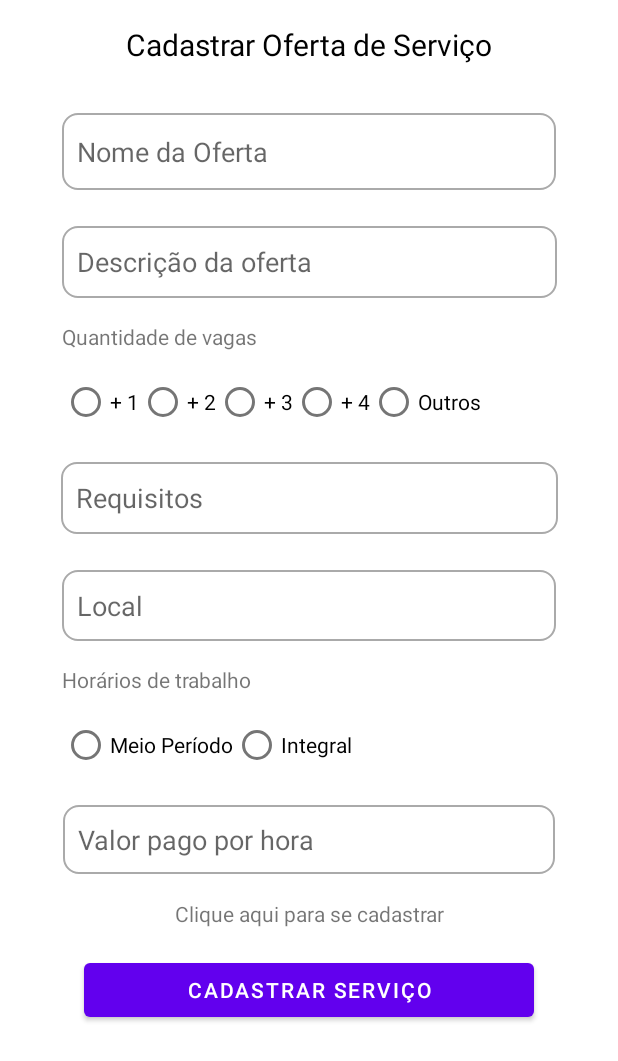
After one commit to Felipeecp/JobsApp, an Android app: the CadastroOfertaActivity screen opened directly, with no data from a screen before it, on a phone screen of 412 x 824 dp. The commit adds this screen. Shown: the top 1061 px of the screen. Run offline under Robolectric (Android 15) with nearby library versions, the phone set to English and light mode, and no system bars.

Commit message:
Adicionado tela de cadastro +  validação

```diff
--- /dev/null
+++ b/app/src/main/java/com/luiz/jobsapp/activity/CadastroOfertaActivity.java
@@ -0,0 +1,115 @@
+package com.luiz.jobsapp.activity;
+
+import android.content.DialogInterface;
+import android.os.Bundle;
+import android.text.TextUtils;
+import android.view.View;
+import android.widget.Button;
+import android.widget.EditText;
+import android.widget.RadioGroup;
+import android.widget.TextView;
+
+import androidx.appcompat.app.AlertDialog;
+import androidx.appcompat.app.AppCompatActivity;
+
+import com.luiz.jobsapp.R;
+
+public class CadastroOfertaActivity extends AppCompatActivity {
+    private EditText editNome, editDescricao, editLocal, editRequisitos, editValorPagoPorHora;
+    private Button btnCadastrar;
+    private RadioGroup radioGroupVagas;
+    private RadioGroup radioGroupPeriodo;
+    boolean camposValidos;
+
+    @Override
+    protected void onCreate(Bundle savedInstanceState) {
+        super.onCreate(savedInstanceState);
+        setContentView(R.layout.activity_cadastro_oferta);
+
+        inicializarComponentes();
+        btnCadastrar.setOnClickListener(new View.OnClickListener() {
+            @Override
+            public void onClick(View view) {
+                camposValidos = true;
+                validarCampos();
+                AlertDialog alertDialog = new AlertDialog.Builder(CadastroOfertaActivity.this).create();
+                if (camposValidos){
+
+                } else {
+                    mostrarErro("Isso aqui é JAVA", "Campos obrigatório não preenchidos." );
+
+                }
+
+            }
+        });
+    }
+
+
+
+    private void inicializarComponentes(){
+        editNome = findViewById(R.id.edi_nome_oferta);
+        editDescricao = findViewById(R.id.edi_descricao_oferta);
+        editRequisitos = findViewById(R.id.edi_requisitos);
+        editLocal = findViewById(R.id.edi_local);
+        editValorPagoPorHora = findViewById(R.id.valorSalario);
+
+        btnCadastrar = findViewById(R.id.btn_cadastrar_oferta);
+        radioGroupVagas = findViewById(R.id.rdgVagas);
+        radioGroupPeriodo = findViewById(R.id.rdgPeriodo);
+    }
+
+    private void validarCampos(){
+        if(TextUtils.isEmpty(editNome.getText().toString())){
+            editNome.setError("Digite o nome da serviço");
+            editNome.requestFocus();
+            camposValidos = false;
+        }
+        if(TextUtils.isEmpty(editDescricao.getText().toString())){
+            editDescricao.setError("Digite a descrição do serviço");
+            editDescricao.requestFocus();
+            camposValidos = false;
+        }
+        if(TextUtils.isEmpty(editLocal.getText().toString())){
+            editLocal.setError("Digite a localização do serviço");
+            editLocal.requestFocus();
+            camposValidos = false;
+        }
+
+        if(TextUtils.isEmpty(editValorPagoPorHora.getText().toString())){
+            editValorPagoPorHora.setError("Se deixar em aberto digite: combinar");
+            editValorPagoPorHora.requestFocus();
+            camposValidos = false;
+        }
+
+        int itemRadioGroupVagasSelecionado = radioGroupVagas.getCheckedRadioButtonId();
+        if (itemRadioGroupVagasSelecionado == -1) {
+            camposValidos = false;
+            TextView textHorario = findViewById(R.id.txt_qtd_vagas);
+            textHorario.requestFocus();
+            camposValidos = false;
+
+      }
+
+        int itemRGPeriodosSelecionado = radioGroupVagas.getCheckedRadioButtonId();
+        if(itemRGPeriodosSelecionado == -1) {
+            TextView textHorario = findViewById(R.id.horario);
+            textHorario.requestFocus();
+            camposValidos = false;
+        }
+
+    }
+
+    private void mostrarErro(String title, String Message){
+        AlertDialog alertDialog = new AlertDialog.Builder(CadastroOfertaActivity.this).create();
+        alertDialog.setTitle(title);
+        alertDialog.setMessage(Message);
+        alertDialog.setButton(AlertDialog.BUTTON_NEUTRAL, "OK",
+                new DialogInterface.OnClickListener() {
+                    public void onClick(DialogInterface dialog, int which) {
+                        dialog.dismiss();
+                    }
+                });
+        alertDialog.show();
+    }
+
+}
--- /dev/null
+++ b/app/src/main/res/layout/activity_cadastro_oferta.xml
@@ -0,0 +1,210 @@
+<?xml version="1.0" encoding="utf-8"?>
+
+<ScrollView
+    xmlns:android="http://schemas.android.com/apk/res/android"
+    xmlns:app="http://schemas.android.com/apk/res-auto"
+    xmlns:tools="http://schemas.android.com/tools"
+    android:layout_height="match_parent"
+    android:layout_width="match_parent"
+    android:fillViewport="true"
+    >
+
+
+    <androidx.constraintlayout.widget.ConstraintLayout
+        android:layout_width="match_parent"
+        android:layout_height="match_parent"
+        tools:context=".activity.CadastroOfertaActivity">
+
+        <TextView
+            android:id="@+id/textView2"
+            android:layout_width="wrap_content"
+            android:layout_height="wrap_content"
+            android:layout_marginTop="16dp"
+            android:text="@string/txt_cadastrar_oferta_de_serviço"
+            android:textColor="@color/black"
+            android:textSize="20sp"
+            app:layout_constraintEnd_toStartOf="@+id/guideline3"
+            app:layout_constraintStart_toStartOf="@+id/guideline2"
+            app:layout_constraintTop_toTopOf="parent" />
+
+        <EditText
+            android:id="@+id/edi_nome_oferta"
+            android:layout_width="329dp"
+            android:layout_height="51dp"
+            android:layout_marginTop="32dp"
+            android:background="@drawable/bg_edit_text"
+            android:hint="Nome da Oferta"
+            android:padding="10dp"
+            app:layout_constraintEnd_toStartOf="@+id/guideline3"
+            app:layout_constraintStart_toStartOf="@+id/guideline2"
+            app:layout_constraintTop_toBottomOf="@+id/textView2" />
+
+        <EditText
+            android:id="@+id/edi_descricao_oferta"
+            android:layout_width="330dp"
+            android:layout_height="48dp"
+            android:layout_marginTop="24dp"
+            android:background="@drawable/bg_edit_text"
+            android:hint="Descrição da oferta"
+            android:padding="10dp"
+            app:layout_constraintEnd_toStartOf="@+id/guideline3"
+            app:layout_constraintStart_toStartOf="@+id/guideline2"
+            app:layout_constraintTop_toBottomOf="@+id/edi_nome_oferta" />
+
+        <TextView
+            android:id="@+id/txt_qtd_vagas"
+            android:layout_width="wrap_content"
+            android:layout_height="wrap_content"
+            android:layout_marginTop="16dp"
+            android:text="@string/txt_quantidade_vagas"
+            app:layout_constraintStart_toStartOf="@+id/guideline2"
+            app:layout_constraintTop_toBottomOf="@+id/edi_descricao_oferta" />
+
+        <RadioGroup
+            android:id="@+id/rdgVagas"
+            android:layout_width="wrap_content"
+            android:layout_height="wrap_content"
+            android:layout_marginTop="10dp"
+            android:orientation="horizontal"
+            app:layout_constraintStart_toStartOf="@+id/guideline2"
+            app:layout_constraintTop_toBottomOf="@+id/txt_qtd_vagas">
+
+            <RadioButton
+                android:id="@+id/vaga1"
+                android:layout_width="match_parent"
+                android:layout_height="match_parent"
+                android:text="+ 1" />
+
+            <RadioButton
+                android:id="@+id/vaga2"
+                android:layout_width="match_parent"
+                android:layout_height="match_parent"
+                android:text="+ 2" />
+
+            <RadioButton
+                android:id="@+id/vaga3"
+                android:layout_width="match_parent"
+                android:layout_height="match_parent"
+                android:text="+ 3" />
+
+            <RadioButton
+                android:id="@+id/vaga4"
+                android:layout_width="match_parent"
+                android:layout_height="match_parent"
+                android:text="+ 4" />
+
+            <RadioButton
+                android:id="@+id/vagaOutros"
+                android:layout_width="match_parent"
+                android:layout_height="match_parent"
+                android:text="Outros" />
+
+        </RadioGroup>
+
+        <EditText
+            android:id="@+id/edi_requisitos"
+            android:layout_width="331dp"
+            android:layout_height="48dp"
+            android:layout_marginTop="16dp"
+            android:background="@drawable/bg_edit_text"
+            android:hint="Requisitos"
+            android:padding="10dp"
+            app:layout_constraintEnd_toStartOf="@+id/guideline3"
+            app:layout_constraintStart_toStartOf="@+id/guideline2"
+            app:layout_constraintTop_toBottomOf="@+id/rdgVagas" />
+
+        <EditText
+            android:id="@+id/edi_local"
+            android:layout_width="329dp"
+            android:layout_height="47dp"
+            android:layout_marginTop="24dp"
+            android:background="@drawable/bg_edit_text"
+            android:hint="Local"
+            android:padding="10dp"
+            app:layout_constraintEnd_toStartOf="@+id/guideline3"
+            app:layout_constraintStart_toStartOf="@+id/guideline2"
+            app:layout_constraintTop_toBottomOf="@+id/edi_requisitos" />
+
+        <TextView
+            android:id="@+id/horario"
+            android:layout_width="wrap_content"
+            android:layout_height="wrap_content"
+            android:layout_marginTop="16dp"
+            android:text="Horários de trabalho"
+            app:layout_constraintStart_toStartOf="@+id/guideline2"
+            app:layout_constraintTop_toBottomOf="@+id/edi_local" />
+
+        <RadioGroup
+            android:id="@+id/rdgPeriodo"
+            android:layout_width="wrap_content"
+            android:layout_height="wrap_content"
+            android:layout_marginTop="10dp"
+            android:orientation="horizontal"
+            app:layout_constraintStart_toStartOf="@+id/guideline2"
+            app:layout_constraintTop_toBottomOf="@+id/horario">
+
+            <RadioButton
+                android:id="@+id/meio_periodo"
+                android:layout_width="match_parent"
+                android:layout_height="match_parent"
+                android:text="Meio Período" />
+
+            <RadioButton
+                android:id="@+id/integral"
+                android:layout_width="match_parent"
+                android:layout_height="match_parent"
+                android:text="Integral" />
+
+
+        </RadioGroup>
+
+        <EditText
+            android:id="@+id/valorSalario"
+            android:layout_width="328dp"
+            android:layout_height="46dp"
+            android:layout_marginTop="16dp"
+            android:background="@drawable/bg_edit_text"
+            android:hint="Valor pago por hora"
+            android:padding="10dp"
+            app:layout_constraintEnd_toStartOf="@+id/guideline3"
+            app:layout_constraintStart_toStartOf="@+id/guideline2"
+            app:layout_constraintTop_toBottomOf="@+id/rdgPeriodo" />
+
+        <TextView
+            android:id="@+id/txt_cadastrar_oferta"
+            android:layout_width="327dp"
+            android:layout_height="21dp"
+            android:layout_marginTop="16dp"
+            android:gravity="center"
+            android:text="Clique aqui para se cadastrar"
+            app:layout_constraintEnd_toStartOf="@+id/guideline3"
+            app:layout_constraintStart_toStartOf="@+id/guideline2"
+            app:layout_constraintTop_toBottomOf="@+id/valorSalario" />
+
+        <Button
+            android:id="@+id/btn_cadastrar_oferta"
+            android:layout_width="300dp"
+            android:layout_height="wrap_content"
+            android:layout_marginTop="16dp"
+            android:text="@string/btn_cadastrar_oferta"
+            app:layout_constraintEnd_toStartOf="@+id/guideline3"
+            app:layout_constraintStart_toStartOf="@+id/guideline2"
+            app:layout_constraintTop_toBottomOf="@+id/txt_cadastrar_oferta" />
+
+        <androidx.constraintlayout.widget.Guideline
+            android:id="@+id/guideline2"
+            android:layout_width="wrap_content"
+            android:layout_height="wrap_content"
+            android:orientation="vertical"
+            app:layout_constraintGuide_percent="0.10" />
+
+        <androidx.constraintlayout.widget.Guideline
+            android:id="@+id/guideline3"
+            android:layout_width="wrap_content"
+            android:layout_height="wrap_content"
+            android:orientation="vertical"
+            app:layout_constraintGuide_percent="0.90" /> />
+
+
+    </androidx.constraintlayout.widget.ConstraintLayout>
+</ScrollView>
--- a/app/src/main/res/values/strings.xml
+++ b/app/src/main/res/values/strings.xml
@@ -14,4 +14,7 @@
     <string name="txt_itemServico_vagas">Vagas :</string>
     <string name="txt_itemServico_valorVagas">0</string>
     <string name="txtv_detalhes_da_oferta">Detalhes da Oferta</string>
+    <string name="txt_cadastrar_oferta_de_serviço" >Cadastrar Oferta de Serviço</string>
+    <string name="txt_quantidade_vagas">Quantidade de vagas</string>
+    <string name="btn_cadastrar_oferta">Cadastrar Serviço</string>
 </resources>
```
Also changed, not shown: app/src/main/AndroidManifest.xml (+3 -7 lines).
